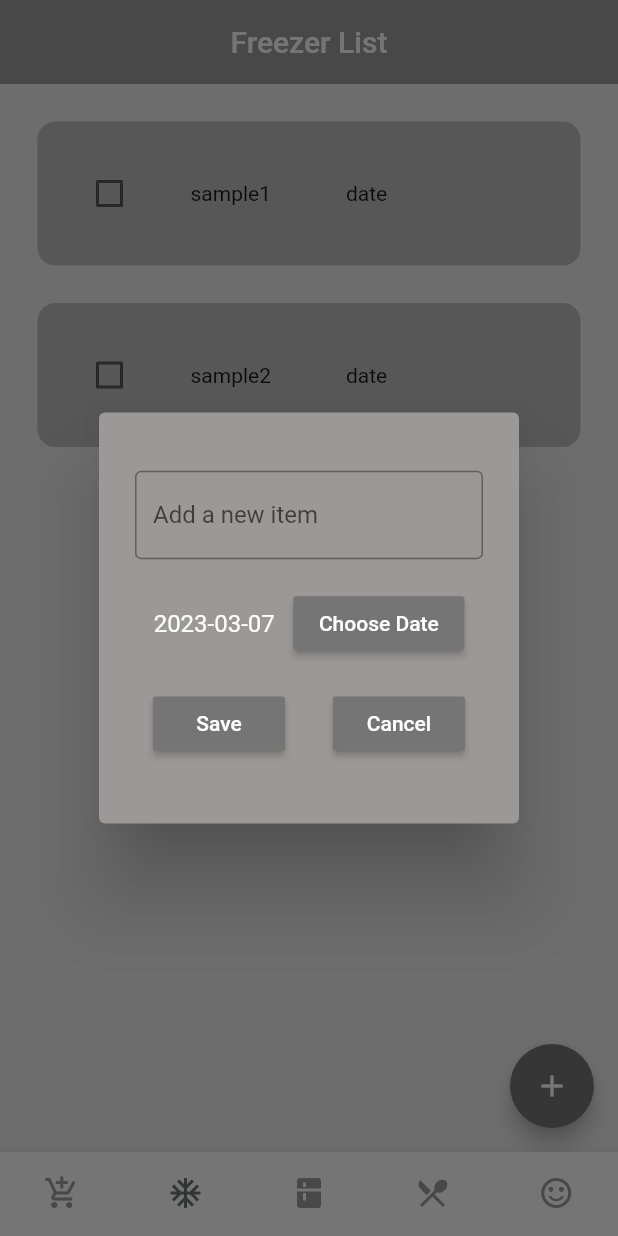
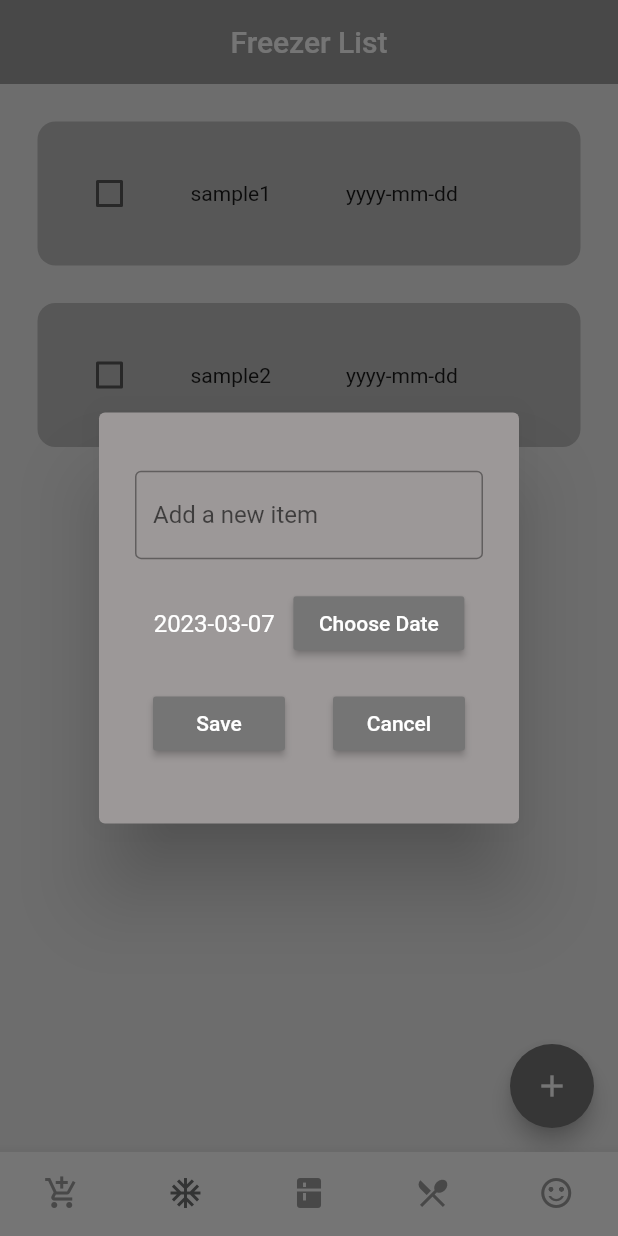
Before and after one commit to Choijh03/Refrigerator_App_Flutter, a Flutter app: the screen it shows after launch, item 2 of the bottom bar chosen, after a tap on the "add" icon, on a phone screen of 412 x 824 dp. Run offline on Flutter 3.47's test engine with Material 2 defaults, Android fonts, the phone set to English and light mode, and no system bars; drawn by our look-alikes of flutter_slidable; our stand-ins replace hive_flutter; accounts and stored records are empty.

Commit message:
freezer portion is fully working except database
freezer portion is fully working except database

```diff
--- a/refrige_v1/lib/dialogs/dialog_box_freezer.dart
+++ b/refrige_v1/lib/dialogs/dialog_box_freezer.dart
@@ -1,4 +1,5 @@
 import 'package:flutter/material.dart';
+import 'package:hive_flutter/hive_flutter.dart';
 import 'package:intl/intl.dart';
 import '../my_button.dart';
 
@@ -19,6 +20,14 @@
 }
 
 class _DialogBoxFreezerState extends State<DialogBoxFreezer> {
+  //reference Hive DataSaver
+  final _dataSaver = Hive.box('dateSaver1');
+
+  //write data
+  void writeData(String text) {
+    _dataSaver.put("TEXT", text);
+  }
+
   //create datetime variable
   DateTime _dateTime = DateTime.now();
   DateFormat formatter = DateFormat('yyyy-MM-dd');
@@ -33,6 +42,7 @@
     ).then((value) {
       setState(() {
         _dateTime = value!;
+        writeData(formatter.format(_dateTime).toString());
       });
     });
   }
--- a/refrige_v1/lib/main.dart
+++ b/refrige_v1/lib/main.dart
@@ -1,8 +1,15 @@
 import 'package:flutter/material.dart';
-
+import 'package:hive_flutter/hive_flutter.dart';
 import 'home_page.dart';
 
-void main() {
+void main() async {
+  //init the hive
+  await Hive.initFlutter();
+
+  //open a box
+  var dateSaver1 = await Hive.openBox('dateSaver1');
+  var dateSaver2 = await Hive.openBox('dateSaver2');
+
   runApp(const MyApp());
 }
 
--- a/refrige_v1/lib/pages/second_page.dart
+++ b/refrige_v1/lib/pages/second_page.dart
@@ -1,7 +1,8 @@
 import 'package:flutter/material.dart';
 import 'package:refrige_v1/dialogs/dialog_box_freezer.dart';
-
+import 'package:hive_flutter/hive_flutter.dart';
 import '../tiles/freezer_tile.dart';
+import 'package:intl/intl.dart';
 
 class SecondPage extends StatefulWidget {
   const SecondPage({super.key});
@@ -11,13 +12,34 @@
 }
 
 class _SecondPageState extends State<SecondPage> {
+  //reference Hive DataSaver
+  final _dataSaver = Hive.box('dateSaver1');
+
+  String dateTemp = '2023-03-08';
+
+  //create datetime variable
+  DateTime _today = DateTime.now();
+  DateTime _dateTime = DateTime.now();
+  DateFormat formatter = DateFormat('yyyy-MM-dd');
+
+  //write data
+  void writeData(String text) {
+    _dataSaver.put("TEXT", text);
+  }
+
+  //reset data base with today's date
+  void ResetTextDataBase() {
+    _dataSaver.delete("TEXT");
+    writeData(formatter.format(_today).toString());
+  }
+
   //text controller
   final _controller = TextEditingController();
 
   //list of Freezer items
   List freezerList = [
-    ["sample1", 'date', false],
-    ["sample2", 'date', false],
+    ["sample1", 'yyyy-mm-dd', false],
+    ["sample2", 'yyyy-mm-dd', false],
   ];
 
   //checkbox was tapped
@@ -30,14 +52,25 @@
   //save new task
   void saveNewItem() {
     setState(() {
-      freezerList.add([_controller.text, '2023-03-08', false]);
+      dateTemp = _dataSaver.get("TEXT");
+      freezerList.add([_controller.text, dateTemp, false]);
       _controller.clear();
     });
+    ResetTextDataBase();
     Navigator.of(context, rootNavigator: true).pop();
+  }
+
+  void close() {
+    _controller.clear();
+    Navigator.of(context, rootNavigator: true).pop();
+    ResetTextDataBase();
   }
 
   //create new Freezer item
   void createNewFreezerItem() {
+    if (_dataSaver.get("TEXT") == null) {
+      writeData(formatter.format(_today).toString());
+    }
     showDialog(
       context: context,
       builder: (context) {
@@ -45,7 +78,7 @@
           controller2: _controller,
           onSave: saveNewItem,
           //dismiss
-          onCancel: () => Navigator.of(context).pop(),
+          onCancel: close,
         );
       },
     );
--- a/refrige_v1/pubspec.yaml
+++ b/refrige_v1/pubspec.yaml
@@ -31,6 +31,8 @@
   flutter:
     sdk: flutter
   intl: ^0.18.0
+  hive: ^2.2.3
+  hive_flutter: ^1.1.0
 
   # The following adds the Cupertino Icons font to your application.
   # Use with the CupertinoIcons class for iOS style icons.
@@ -40,6 +42,8 @@
 dev_dependencies:
   flutter_test:
     sdk: flutter
+  hive_generator: ^1.1.3
+  build_runner: ^2.1.11
 
   # The "flutter_lints" package below contains a set of recommended lints to
   # encourage good coding practices. The lint set provided by the package is
```
Also changed, not shown: refrige_v1/pubspec.lock, 1 other file.
